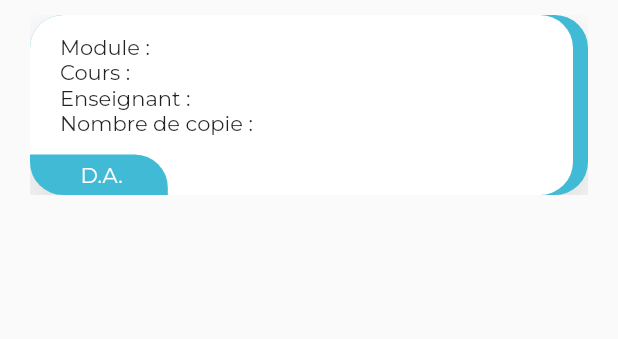
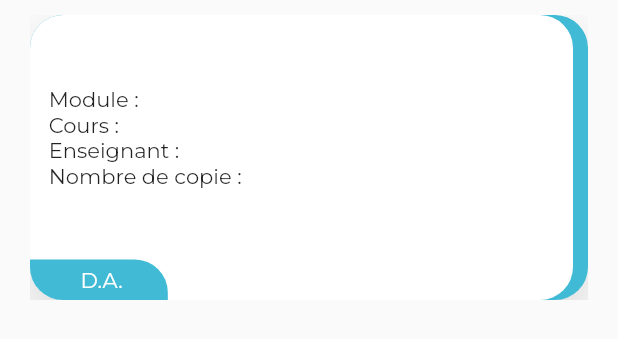
Before and after one commit to Mamidou1503/EasyPrintMag, a Flutter app: the CoursCmdCard widget shown alone on an empty page, opened directly with empty values, on a phone screen of 412 x 824 dp. Shown: the top 339 px of the screen. Run offline on Flutter 3.47's test engine with Material 2 defaults, Android fonts, the phone set to English and light mode, and no system bars; our stand-ins replace cloud_firestore, firebase_core, google_fonts, progress_state_button, shared_preferences; missing offline and left inert: fancy_dialog; accounts and stored records are empty.

Commit message:
kabert fel container te3 les cmds bah ki ykon cour ismo twil wela prof ya9der ya9rahom el mag

```diff
--- a/lib/screens/details/components/coursCmdCard.dart
+++ b/lib/screens/details/components/coursCmdCard.dart
@@ -43,7 +43,7 @@ class CoursCmdCard extends StatelessWidget {
           children: <Widget>[
             // Those are our background
             Container(
-              height: 120,
+              height: 190,
               decoration: BoxDecoration(
                 borderRadius: BorderRadius.circular(22),
                 color: kBlueColor,
@@ -62,40 +62,45 @@ class CoursCmdCard extends StatelessWidget {
               bottom: 0,
               left: 0,
               child: SizedBox(
-                height: 120,
+                height: 190,
                 // our image take 200 width, thats why we set out total width - 200
                 width: size.width,
                 child: Column(
                   crossAxisAlignment: CrossAxisAlignment.start,
                   children: <Widget>[
                     Spacer(),
+
                     Padding(
-                      padding: const EdgeInsets.symmetric(
-                          horizontal: kDefaultPadding),
+                      padding: const EdgeInsets.only(
+                          left: kDefaultPadding / 1.6,
+                          right: kDefaultPadding * 2.5),
                       child: Text(
                         "Module : " + module + " " + annee,
                         style: GoogleFonts.montserrat(),
                       ),
                     ),
                     Padding(
-                      padding: const EdgeInsets.symmetric(
-                          horizontal: kDefaultPadding),
+                      padding: const EdgeInsets.only(
+                          left: kDefaultPadding / 1.6,
+                          right: kDefaultPadding * 2.5),
                       child: Text(
                         "Cours : " + cours,
                         style: GoogleFonts.montserrat(),
                       ),
                     ),
                     Padding(
-                      padding: const EdgeInsets.symmetric(
-                          horizontal: kDefaultPadding),
+                      padding: const EdgeInsets.only(
+                          left: kDefaultPadding / 1.6,
+                          right: kDefaultPadding * 2.5),
                       child: Text(
                         "Enseignant : " + enseignant,
                         style: GoogleFonts.montserrat(),
                       ),
                     ),
                     Padding(
-                      padding: const EdgeInsets.symmetric(
-                          horizontal: kDefaultPadding),
+                      padding: const EdgeInsets.only(
+                          left: kDefaultPadding / 1.6,
+                          right: kDefaultPadding * 2.5),
                       child: Text(
                         "Nombre de copie : " + copie,
                         style: GoogleFonts.montserrat(),
```
Also changed, not shown: pubspec.lock.
